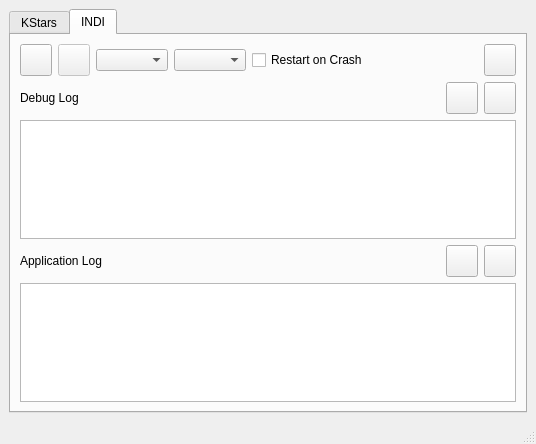
First picture: the form in debuggerview.ui, repository knro/ekosdebugger, before the edit.
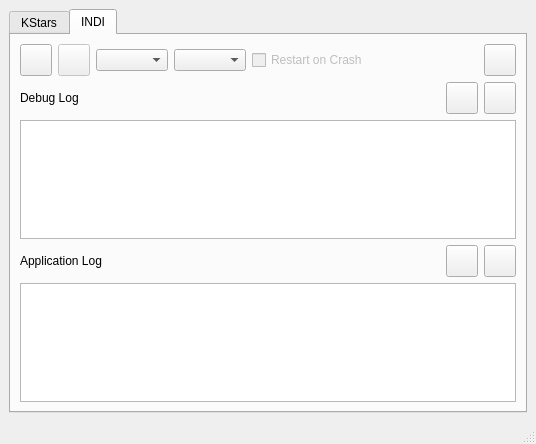
Second picture: the form after the edit. The open tabs and pages were chosen to show the change. Icons and pictures are not drawn.

Patch:
```diff
--- a/debuggerview.ui
+++ b/debuggerview.ui
@@ -356,6 +356,9 @@
           </item>
           <item>
            <widget class="QCheckBox" name="restartINDICB">
+            <property name="enabled">
+             <bool>false</bool>
+            </property>
             <property name="text">
              <string>Restart on Crash</string>
             </property>
```
Left out of the diff: 28 changed lines with no effect on the pictures.
